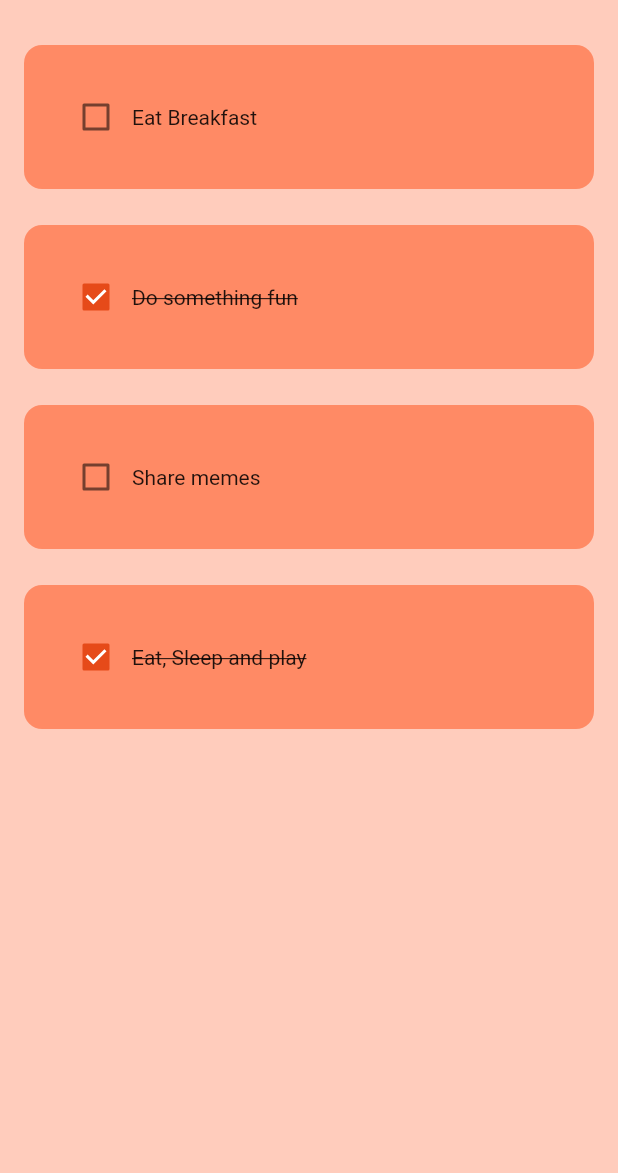
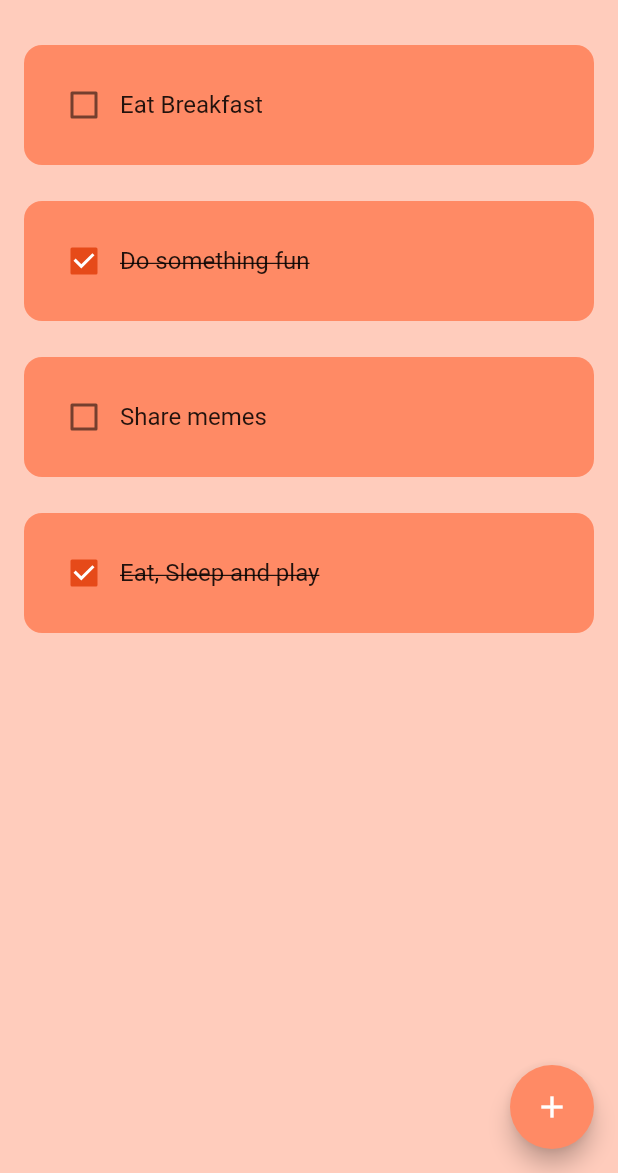
Before and after one commit to KenStarry/Hive_Todo, a Flutter app: the screen it shows after launch, on a phone screen of 412 x 824 dp, the part 63-1236 px from its top. Run offline on Flutter 3.47's test engine with Material 2 defaults, Android fonts, the light colour scheme and no system bars.

Commit message:
Did a redesign on the home page

```diff
--- a/lib/features/feature_main_screen/presentation/components/todo_card.dart
+++ b/lib/features/feature_main_screen/presentation/components/todo_card.dart
@@ -13,7 +13,7 @@ class TodoCard extends StatelessWidget {
   Widget build(BuildContext context) {
     return Container(
       width: double.infinity,
-      padding: const EdgeInsets.all(24),
+      padding: const EdgeInsets.all(16),
       decoration: BoxDecoration(
           color: Colors.deepOrange.shade300,
           borderRadius: BorderRadius.circular(12)),
@@ -28,6 +28,7 @@ class TodoCard extends StatelessWidget {
           //  task name
           Text(task.taskName,
           style: TextStyle(
+            fontSize: 16,
             decoration: task.taskCompleted ? TextDecoration.lineThrough : TextDecoration.none
           ),),
         ],
--- a/lib/features/feature_main_screen/presentation/main_screen.dart
+++ b/lib/features/feature_main_screen/presentation/main_screen.dart
@@ -14,10 +14,8 @@ class MainScreen extends StatefulWidget {
 }
 
 class _MainScreenState extends State<MainScreen> {
-
   @override
   Widget build(BuildContext context) {
-
     final List<Task> tasks = Provider.of<TasksProvider>(context).getTasks;
 
     return AnnotatedRegion(
@@ -27,6 +25,14 @@ class _MainScreenState extends State<MainScreen> {
       child: Scaffold(
         backgroundColor: Colors.deepOrange.shade100,
         appBar: mainAppBar(),
+        floatingActionButton: FloatingActionButton(
+          backgroundColor: Colors.deepOrange.shade300,
+          onPressed: () {},
+          child: const Icon(
+            Icons.add,
+            color: Colors.white,
+          ),
+        ),
         body: Padding(
           padding: const EdgeInsets.all(16),
           child: ListView.separated(
@@ -35,7 +41,9 @@ class _MainScreenState extends State<MainScreen> {
             itemBuilder: (context, index) {
               return TodoCard(
                 task: tasks[index],
-                onChanged: (value) => Provider.of<TasksProvider>(context, listen: false).checkboxChanged(value!, index),
+                onChanged: (value) =>
+                    Provider.of<TasksProvider>(context, listen: false)
+                        .checkboxChanged(value!, index),
               );
             },
             separatorBuilder: (BuildContext context, int index) =>
```
